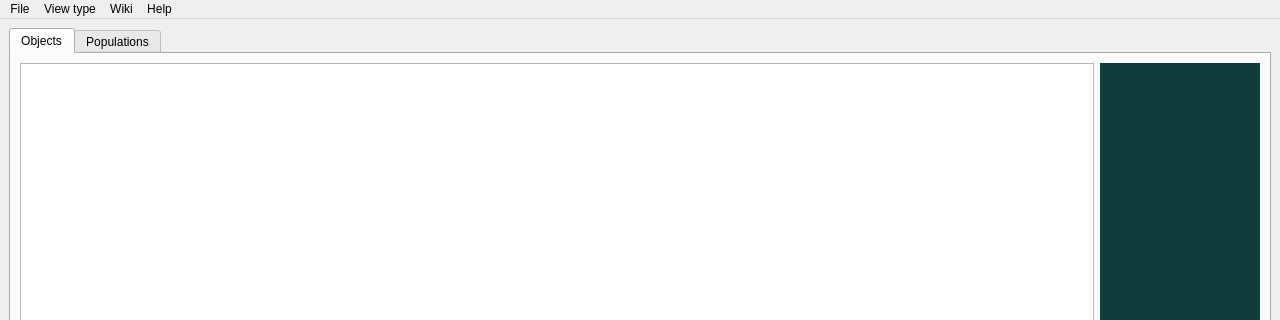
Before: the Qt Designer form qbe/qud_explorer_window.ui in TrashMonks/qud-wiki, drawn with Qt 5; both pictures show x 0 to 1280 and y 0 to 320 of the 1280 by 720 pixel window.
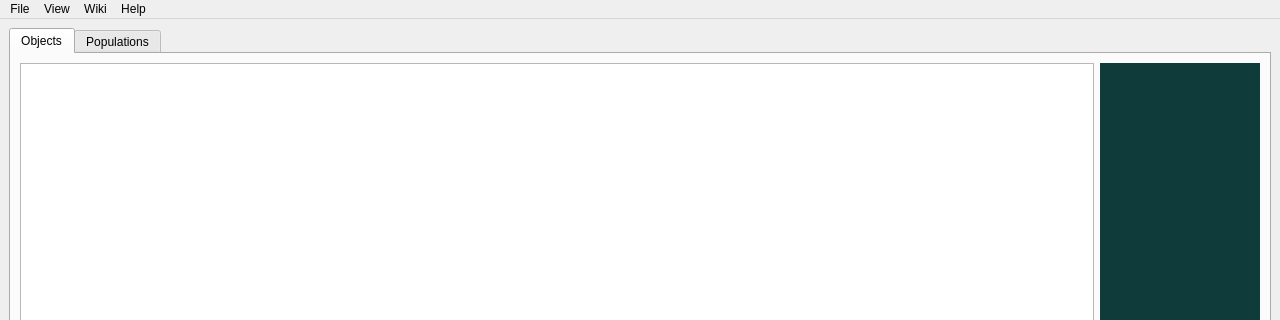
After: the same form once the commit is applied.

```diff
--- a/qbe/qud_explorer_window.ui
+++ b/qbe/qud_explorer_window.ui
@@ -292,7 +292,7 @@
    </widget>
    <widget class="QMenu" name="menuView">
     <property name="title">
-     <string>View type</string>
+     <string>View</string>
     </property>
     <addaction name="actionWiki_template"/>
     <addaction name="actionAttributes"/>
```
Left out of the diff: 12 changed lines with no effect on the pictures.
